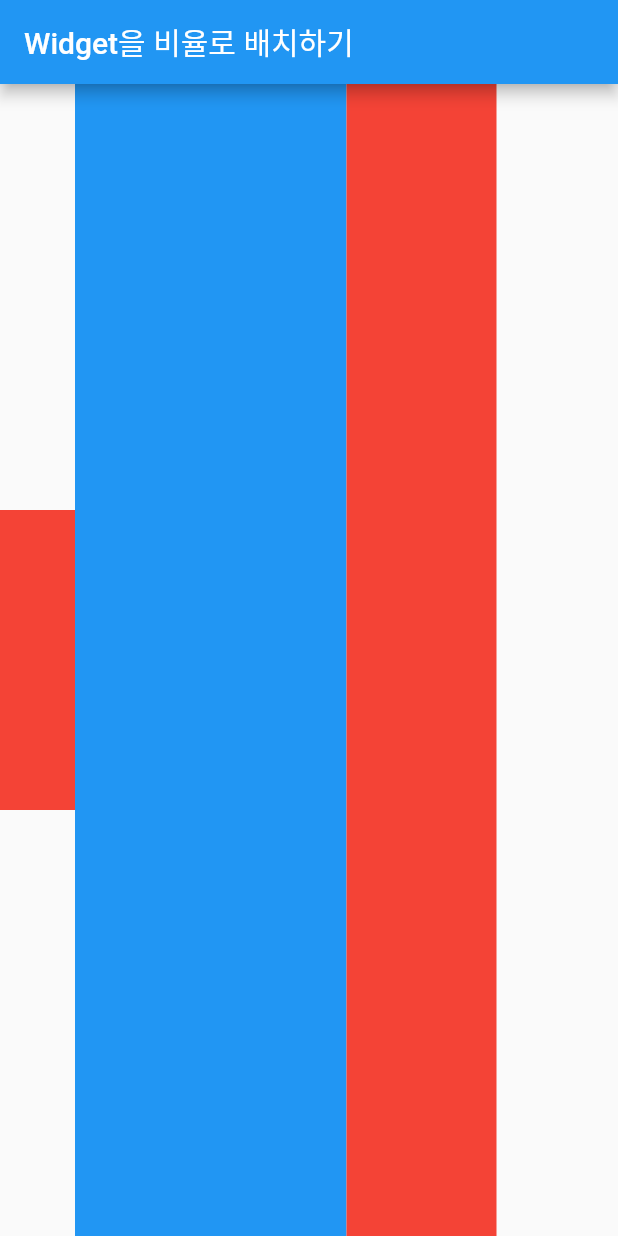
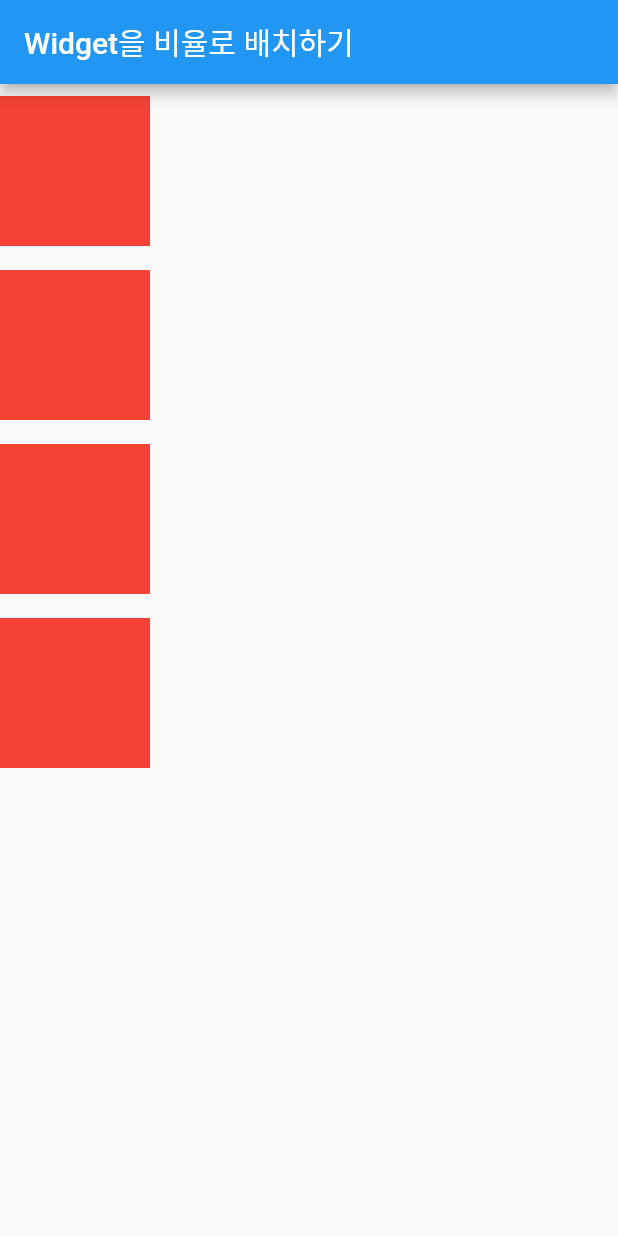
Before and after one commit to khanian/flutter_layout_example, a Flutter app: the screen it shows after launch, on a phone screen of 412 x 824 dp. Run offline on Flutter 3.47's test engine with Material 2 defaults, Android fonts, the phone set to English and light mode, and no system bars.

```diff
--- a/lib/main.dart
+++ b/lib/main.dart
@@ -17,16 +17,36 @@ class Body extends StatelessWidget {
 
   @override
   Widget build(BuildContext context) {
-    return Row(
-      children: [
-        Container(width: 50, height: 200, color: Colors.red,),
-        Expanded(child: Container(color: Colors.blue, width: 100,)),
-        Flexible(child: Container(color: Colors.red, width: 100,))
-        // Flexible(flex: 1, child: Container(color: Colors.red,)),
-        // Flexible(flex: 2, child: Container(color: Colors.blue,)),
-        // Flexible(flex: 3, child: Container(color: Colors.green,)),
-        // Flexible(flex: 4, child: Container(color: Colors.yellow,)),
-      ],
+    return SingleChildScrollView(
+      child: Column(
+        children: [
+          Container(
+            width: 100,
+            height: 100,
+            color: Colors.red,
+            margin: const EdgeInsets.symmetric(vertical: 8),
+          ),
+          // Expanded(child: Container(color: Colors.blue,)),
+          Container(
+            width: 100,
+            height: 100,
+            color: Colors.red,
+            margin: const EdgeInsets.symmetric(vertical: 8),
+          ),
+          Container(
+            width: 100,
+            height: 100,
+            color: Colors.red,
+            margin: const EdgeInsets.symmetric(vertical: 8),
+          ),
+          Container(
+            width: 100,
+            height: 100,
+            color: Colors.red,
+            margin: const EdgeInsets.symmetric(vertical: 8),
+          ),
+        ],
+      ),
     );
   }
 }
```
